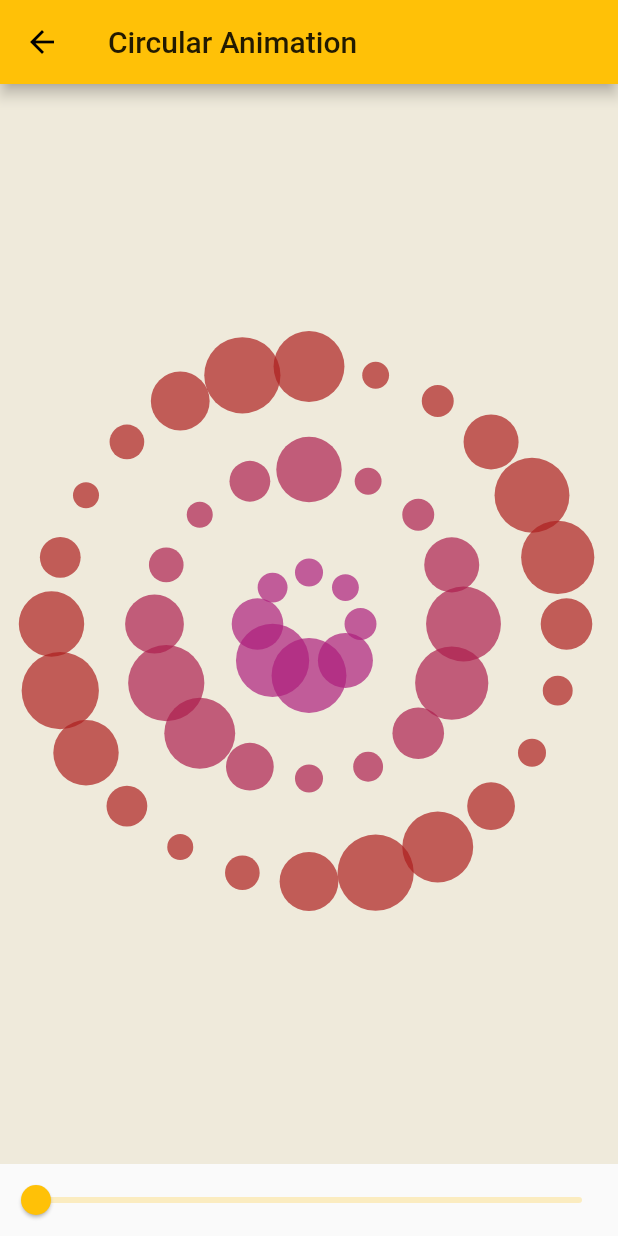
After one commit to jamesporter/solandra-flutter, a Flutter app: the ExampleFour screen opened by its route, on a phone screen of 412 x 824 dp. The commit adds this screen. Run offline on Flutter 3.47's test engine with Material 2 defaults, Android fonts, the phone set to English and light mode, and no system bars; our stand-ins replace flutter_hooks.

Commit message:
more things, another example

```diff
--- /dev/null
+++ b/example/lib/hello_solandra_four.dart
@@ -0,0 +1,69 @@
+import 'dart:math';
+
+import 'package:flutter/material.dart';
+import 'package:flutter_hooks/flutter_hooks.dart';
+import 'package:solandra/iteration.dart';
+import 'package:solandra/solandra.dart';
+import 'package:solandra/drawables.dart';
+import 'package:solandra/util/convenience.dart';
+
+class ExampleFourPainter extends CustomPainter {
+  double animatedValue;
+  double controlValue;
+
+  ExampleFourPainter(this.animatedValue, this.controlValue);
+
+  @override
+  void paint(Canvas canvas, Size size) {
+    final sol = Solandra(canvas, size);
+    sol.clipped();
+    sol.background(45, 40, 90);
+
+    times(3, (i) {
+      sol.setFillColor(controlValue - i * 20, 70, 40, 70);
+      final baseR = size.minimum / 12;
+      sol.aroundCircle(
+          radius: size.minimum / 2.4 - i * size.minimum / 6,
+          n: 24 - i * 8,
+          callback: (pt, j) {
+            sol.fillD(DEllipse.circle(
+                pt, baseR * (2 + cos(j + animatedValue / 40)) / 2));
+          });
+    });
+  }
+
+  @override
+  bool shouldRepaint(CustomPainter oldDelegate) {
+    return true;
+  }
+}
+
+class ExampleFour extends HookWidget {
+  @override
+  Widget build(BuildContext context) {
+    final parameter = useState<double>(0);
+
+    return Scaffold(
+      appBar: AppBar(title: const Text("Circular Animation")),
+      body: Container(
+          child: Column(children: [
+        Expanded(
+            child: TweenAnimationBuilder(
+                tween: Tween<double>(begin: 0, end: 3600 * 60),
+                duration: const Duration(seconds: 3600),
+                builder: (BuildContext ctx, double value, Widget? _) {
+                  return CustomPaint(
+                      painter: ExampleFourPainter(value, parameter.value),
+                      child: Container());
+                })),
+        Slider(
+            value: parameter.value,
+            onChanged: (newValue) {
+              parameter.value = newValue;
+            },
+            min: 0,
+            max: 360)
+      ])),
+    );
+  }
+}
--- a/example/lib/hello_solandra_three.dart
+++ b/example/lib/hello_solandra_three.dart
@@ -38,7 +38,7 @@ class ExampleThree extends StatelessWidget {
   @override
   Widget build(BuildContext context) {
     return Scaffold(
-      appBar: AppBar(title: const Text("Tiling")),
+      appBar: AppBar(title: const Text("Simple Animation")),
       body: TweenAnimationBuilder(
           tween: Tween<double>(begin: 0, end: 3600 * 60),
           duration: const Duration(seconds: 3600),
--- a/example/lib/home_screen.dart
+++ b/example/lib/home_screen.dart
@@ -21,7 +21,7 @@ class HomeScreen extends StatelessWidget {
                   child: Padding(
                       padding: const EdgeInsets.all(16),
                       child: Text("Example ${idx + 1}")));
-            }, childCount: 3))
+            }, childCount: 4))
           ],
         ));
   }
--- a/example/lib/main.dart
+++ b/example/lib/main.dart
@@ -1,4 +1,5 @@
 import 'package:example/hello_solandra.dart';
+import 'package:example/hello_solandra_four.dart';
 import 'package:example/hello_solandra_three.dart';
 import 'package:example/hello_solandra_two.dart';
 import 'package:example/home_screen.dart';
@@ -33,7 +34,8 @@ class MyApp extends StatelessWidget {
         "/": (_) => HomeScreen(),
         "/1": (_) => ExampleOne(),
         "/2": (_) => ExampleTwo(),
-        "/3": (_) => ExampleThree()
+        "/3": (_) => ExampleThree(),
+        "/4": (_) => ExampleFour()
       },
       // showPerformanceOverlay: true,
       debugShowCheckedModeBanner: false,
--- a/lib/util/convenience.dart
+++ b/lib/util/convenience.dart
@@ -3,6 +3,8 @@ import 'dart:ui';
 
 extension SizeHelpers on Size {
   Rect get rect => const Offset(0, 0) & this;
+  double get magnitude => sqrt(width * width + height * height);
+  double get minimum => min(width, height);
 }
 
 extension PointHelpers<T extends num> on Point<T> {
```
Also changed, not shown: lib/solandra.dart (+26 -0 lines).
